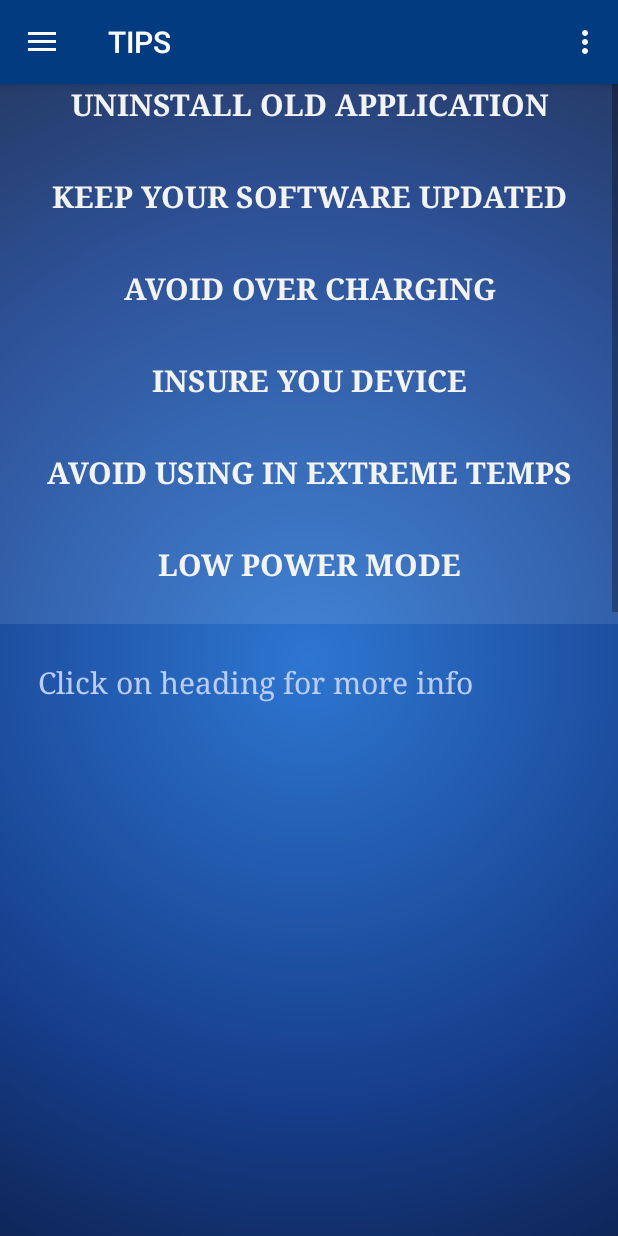
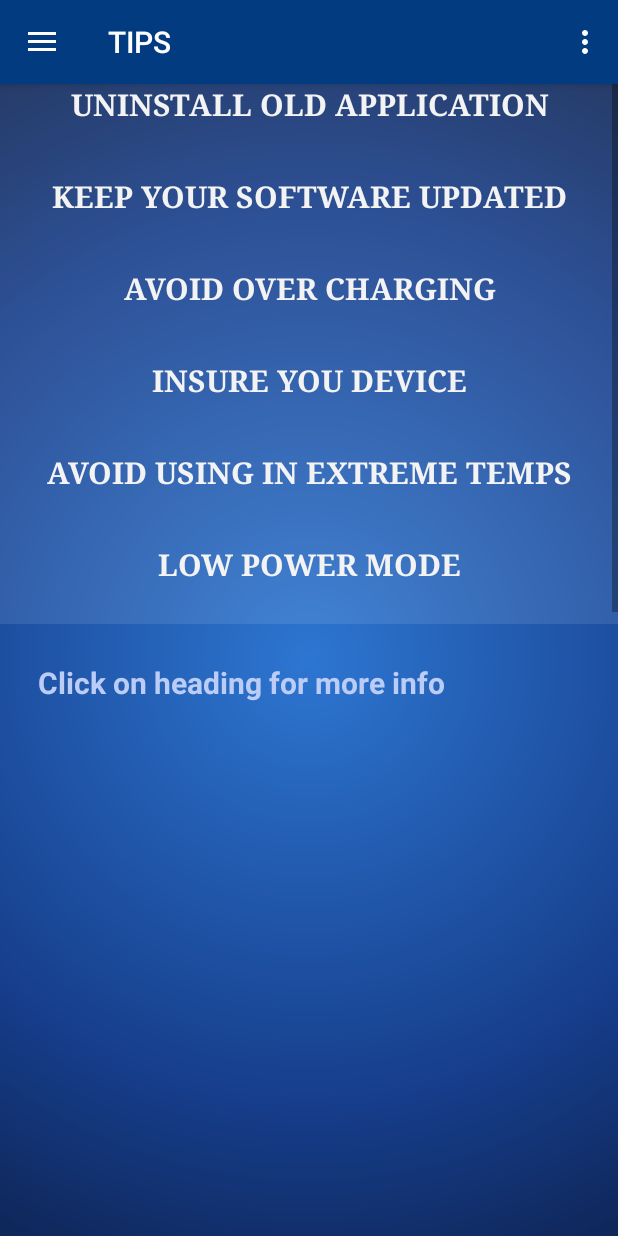
Before and after one commit to SidharthBjaj/androidProject, an Android app: the screen it shows after launch (MainActivity), in the side drawer, after a tap on "Tips", on a phone screen of 412 x 824 dp. Run offline under Robolectric (Android 15) with nearby library versions, the phone set to English and light mode, and no system bars; our stand-ins replace navigation-ui.

Commit message:
added changes in tips panel

```diff
--- a/app/src/main/java/com/example/androidproject/nav_tips.java
+++ b/app/src/main/java/com/example/androidproject/nav_tips.java
@@ -127,10 +127,15 @@ public class nav_tips extends Fragment {
         });
 
         description.setTextSize(20);
+        return view;
+    }
+
+    @Override
+    public void onResume() {
         sharedPreferences = PreferenceManager.getDefaultSharedPreferences(getContext());
 
         int textValue = Integer.parseInt(Objects.requireNonNull(sharedPreferences.getString("size", "20")));
-        String textStyle = (sharedPreferences.getString("style", "Cursive"));
+        int textStyle = Integer.parseInt(Objects.requireNonNull(sharedPreferences.getString("style", "1")));
 
         if (textValue == Integer.parseInt(Objects.requireNonNull(sharedPreferences.getString("size", "20")))) {
             description.setTextSize(Float.parseFloat(String.valueOf(textValue)));
@@ -145,38 +150,18 @@ public class nav_tips extends Fragment {
             description.setTextSize(Float.parseFloat(String.valueOf(textValue)));
         description.refreshDrawableState();
 
+        if (textStyle == Integer.parseInt(Objects.requireNonNull(sharedPreferences.getString("style", "1")))) {
+            description.setTypeface(Typeface.defaultFromStyle(textStyle));
 
-        if (textStyle.equals(sharedPreferences.getString("style", "Cursive"))) {
-            Typeface type = Typeface.create("serif", Typeface.NORMAL);
-            description.setTypeface(type);
-        }else if (textStyle.equals(sharedPreferences.getString("style", "Sans"))) {
-            Typeface type2 = Typeface.create("sans", Typeface.NORMAL);
-            description.setTypeface(type2);
-        }else if (textStyle.equals(sharedPreferences.getString("style", "Mono"))) {
-            Typeface type3 = Typeface.create("Monospace", Typeface.NORMAL);
-            description.setTypeface(type3);
         }
-        return view;
-    }
+        else if (textStyle == Integer.parseInt(Objects.requireNonNull(sharedPreferences.getString("style", "2")))) {
+            description.setTypeface(Typeface.defaultFromStyle(textStyle));
 
-    @Override
-    public void onResume() {
-        sharedPreferences = PreferenceManager.getDefaultSharedPreferences(getContext());
+        }
+        else if (textStyle == Integer.parseInt(Objects.requireNonNull(sharedPreferences.getString("style", "3")))) {
+            description.setTypeface(Typeface.defaultFromStyle(textStyle));
+        }
 
-        int textValue = Integer.parseInt(Objects.requireNonNull(sharedPreferences.getString("size", "20")));
-
-        if (textValue == Integer.parseInt(Objects.requireNonNull(sharedPreferences.getString("size", "20")))) {
-            description.setTextSize(Float.parseFloat(String.valueOf(textValue)));
-            description.refreshDrawableState();
-        } else if (textValue == Integer.parseInt(Objects.requireNonNull(sharedPreferences.getString("size", "22")))) {
-            description.setTextSize(Float.parseFloat(String.valueOf(textValue)));
-            description.refreshDrawableState();
-        } else if (textValue == Integer.parseInt(Objects.requireNonNull(sharedPreferences.getString("size", "24")))) {
-            description.setTextSize(Float.parseFloat(String.valueOf(textValue)));
-            description.refreshDrawableState();
-        }else if (textValue == Integer.parseInt(Objects.requireNonNull(sharedPreferences.getString("size", "26"))))
-            description.setTextSize(Float.parseFloat(String.valueOf(textValue)));
-        description.refreshDrawableState();
         super.onResume();
     }
 
--- a/app/src/main/res/layout/fragment_nav_tips.xml
+++ b/app/src/main/res/layout/fragment_nav_tips.xml
@@ -32,12 +32,11 @@
             android:layout_width="match_parent"
             android:layout_height="match_parent"
             android:layout_margin="25dp"
-            android:fontFamily="sans-serif"
+            android:fontFamily="casual"
             android:text="@string/Tips"
             android:textAlignment="viewStart"
             android:textColor="#BBCCF6"
-            android:textSize="@dimen/text20"
-            android:textStyle="bold" />
+            android:textSize="@dimen/text20" />
     </androidx.core.widget.NestedScrollView>
 
 
--- a/app/src/main/res/values/arrays.xml
+++ b/app/src/main/res/values/arrays.xml
@@ -19,9 +19,9 @@
     </string-array>
 
     <string-array name="font_style">
-        <item>Cursive</item>
-        <item>Sans</item>
-        <item>Monospace</item>
+        <item>1</item>
+        <item>2</item>
+        <item>3</item>
 
     </string-array>
 
--- a/app/src/main/res/xml/preference.xml
+++ b/app/src/main/res/xml/preference.xml
@@ -15,9 +15,9 @@
     <ListPreference android:title="Text Style"
         android:summary="Please select the font style"
         android:key="style"
-        android:defaultValue="Sans-serif"
+        android:defaultValue="1"
         android:entries="@array/font_style"
-        android:entryValues="@array/font_sizes"/>
+        android:entryValues="@array/font_style"/>
 
 
 </PreferenceScreen>
```
Also changed, not shown: app/src/main/res/font/dancing.ttf (added).
